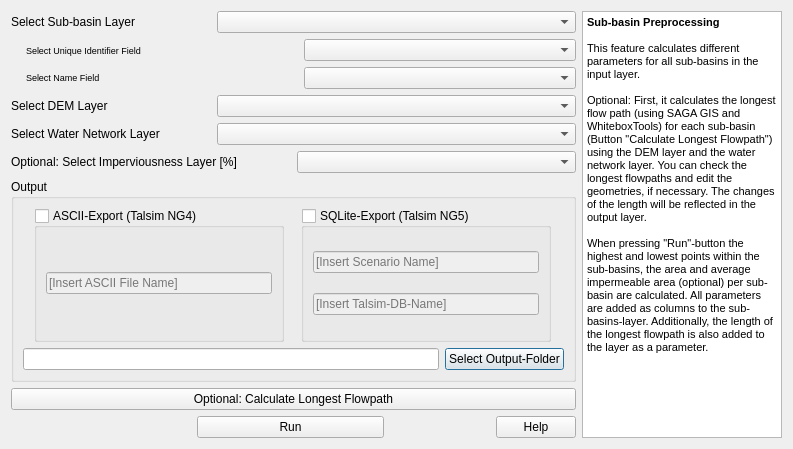
This is QTalsim/qtalsim_subbasin.ui in sydroconsult/QTalsim as Qt 5 draws it before an edit. The edited form follows.
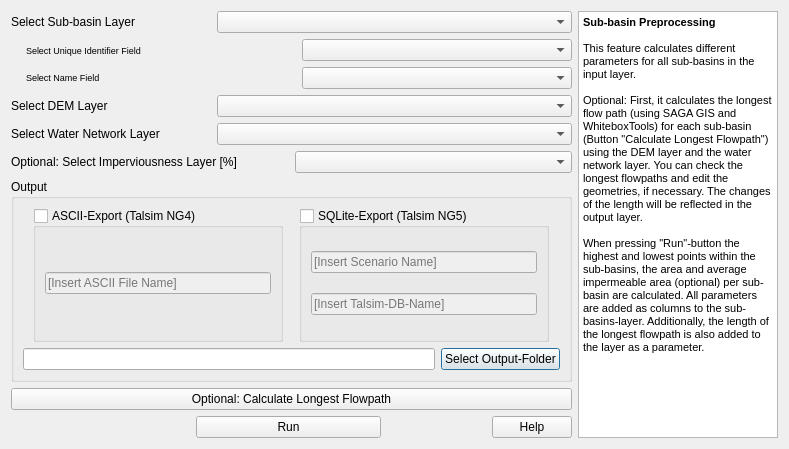
This is the edited form. Custom widgets are drawn as their Qt base class.

Patch:
```diff
--- a/QTalsim/qtalsim_subbasin.ui
+++ b/QTalsim/qtalsim_subbasin.ui
@@ -6,7 +6,7 @@
    <rect>
     <x>0</x>
     <y>0</y>
-    <width>793</width>
+    <width>789</width>
     <height>449</height>
    </rect>
   </property>
```
